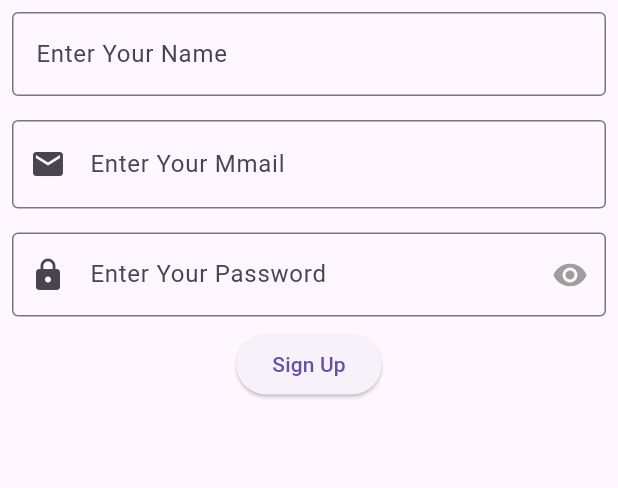
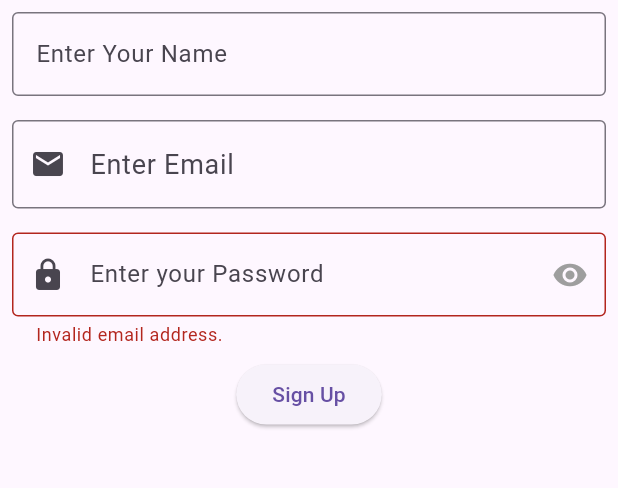
Before and after one commit to shoykth/login_page, a Flutter app: the screen it shows after launch, after a tap on "Sign Up", on a phone screen of 412 x 824 dp, the part 84-572 px from its top. Run offline on Flutter 3.47's test engine with Material 3 defaults, Android fonts, the phone set to English and light mode, and no system bars; our stand-ins replace email_validator.

Commit message:
Second update

```diff
--- a/lib/main.dart
+++ b/lib/main.dart
@@ -1,15 +1,13 @@
 import 'package:email_validator/email_validator.dart';
 import 'package:flutter/material.dart';
-//import 'package:login_page/welcome.dart';
+
 
 final name = TextEditingController();
-//final email = TextEditingController();
+
+final email = TextEditingController();
 final password = TextEditingController();
+
 final formKey = GlobalKey<FormState>();
-// text editing controller
-TextEditingController inputcontroller = TextEditingController();
-// to add a empty string
-String? ca ="";
 
 void main() {
   runApp(
@@ -28,24 +26,25 @@ class Login extends StatefulWidget {
 }
 
 class _LoginState extends State<Login> {
-  get validator => null;
+  // Method to validate email
+  bool validateEmail(String email) {
+    return EmailValidator.validate(email);
+  }
 
+  // Password validation
+  bool _isSecurePassword = true;
+  String _passwordError = ''; // To store password validation message
 
-  bool? Validate(String email) {
-    bool isvalid = EmailValidator.validate(email);
-    if (isvalid == true) {
-      return true;
-    }
-    return null;
-  }
-  //Password
-  bool _isSecurePassword = true;
-  Widget togglePassword(){
-    return IconButton(onPressed: (){
-      setState(() {
-        _isSecurePassword = !_isSecurePassword;
-      });
-    }, icon: _isSecurePassword ? Icon(Icons.visibility) : Icon(Icons.visibility_off), color: Colors.grey,);
+  Widget togglePassword() {
+    return IconButton(
+      onPressed: () {
+        setState(() {
+          _isSecurePassword = !_isSecurePassword;
+        });
+      },
+      icon: _isSecurePassword ? Icon(Icons.visibility) : Icon(Icons.visibility_off),
+      color: Colors.grey,
+    );
   }
 
   @override
@@ -67,7 +66,6 @@ class _LoginState extends State<Login> {
                 decoration: InputDecoration(
                   border: OutlineInputBorder(),
                   label: Text('Enter Your Name'),
-                  //errorText: password ? null : 'Password must be 5-16 characters',
                 ),
               ),
             ),
@@ -76,19 +74,16 @@ class _LoginState extends State<Login> {
               padding: const EdgeInsets.all(8.0),
               child: Form(
                 key: formKey,
-                child:TextField(
-                  controller: inputcontroller,
+                child: TextField(
+                  controller: email,
                   keyboardType: TextInputType.multiline,
-                  //maxLines: null,
                   style: TextStyle(
                     fontSize: 18,
                   ),
                   decoration: InputDecoration(
-                    label: Text("Enter Your Mmail"),
-                    //hintText: "Enter Email",
+                    hintText: "Enter Email",
                     prefixIcon: Icon(Icons.mail),
                     border: OutlineInputBorder(),
-
                   ),
                 ),
               ),
@@ -98,36 +93,38 @@ class _LoginState extends State<Login> {
               padding: const EdgeInsets.all(8.0),
               child: TextFormField(
                 obscureText: _isSecurePassword,
-                //controller: password,
+                controller: password,
                 decoration: InputDecoration(
                   hintText: 'Enter your Password',
                   suffixIcon: togglePassword(),
                   prefixIcon: Icon(Icons.lock),
                   border: OutlineInputBorder(),
-                  label: Text('Enter Your Password'),
+                  errorText: _passwordError.isEmpty ? null : _passwordError,
                 ),
               ),
             ),
             ElevatedButton(
               onPressed: () {
                 setState(() {
-                  var result =Validate(inputcontroller.text);
-                  if (result == true){
-                    setState(() {
-                      //bgColor = Colors.red;
-                      String valid = "ok";
-                      ca = 'Email is valid';
-                      print(valid);
-                    });
-                    Text('Email is valid');
-                  };
+                  _passwordError = ''; // Clear previous error message
+
+                  // Validate email and password
+                  if (validateEmail(email.text)) {
+                    if (password.text.length < 6 || password.text.length > 16) {
+                      _passwordError = 'Password must be 6-16 characters long.';
+                    } else {
+                      // Handle valid email and password (e.g., sign up)
+                      print('Email and password are valid.');
+                    }
+                  } else {
+                    _passwordError = 'Invalid email address.';
+                  }
                 });
               },
               child: Text('Sign Up'),
             ),
             Text(name.text),
-            //Text(email.text),
-            Text(ca.toString()),
+            Text(email.text), // Display entered email for feedback
           ],
         ),
       ),
```
